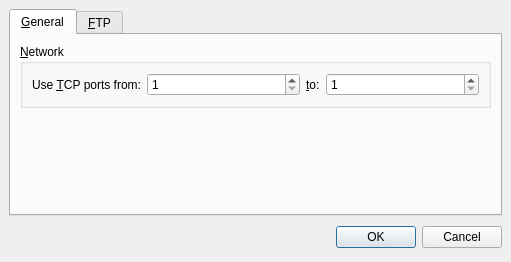
BackupTheBerlios/netek-svn, file trunk/netek_globalsettings.ui: the form before one commit.
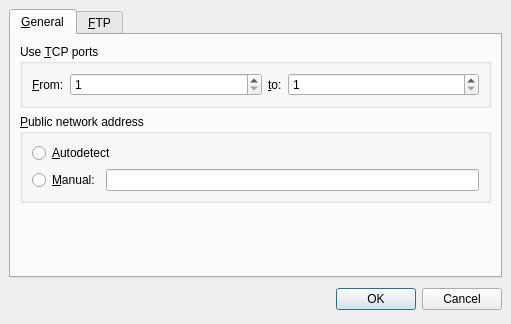
The form after the commit.

Commit message: public address detection, cleanup

What changed in the file:
```diff
--- a/trunk/netek_globalsettings.ui
+++ b/trunk/netek_globalsettings.ui
@@ -9,7 +9,7 @@
     <x>0</x>
     <y>0</y>
     <width>511</width>
-    <height>262</height>
+    <height>324</height>
    </rect>
   </property>
   <property name="windowTitle" >
@@ -38,7 +38,7 @@
        <item>
         <widget class="QGroupBox" name="groupBox" >
          <property name="title" >
-          <string>&amp;Network</string>
+          <string>Use &amp;TCP ports</string>
          </property>
          <layout class="QVBoxLayout" >
           <property name="margin" >
@@ -58,7 +58,7 @@
             <item>
              <widget class="QLabel" name="label_2" >
               <property name="text" >
-               <string>Use &amp;TCP ports from:</string>
+               <string>&amp;From:</string>
               </property>
               <property name="buddy" >
                <cstring>tcpFrom</cstring>
@@ -124,6 +124,48 @@
          </layout>
         </widget>
        </item>
+       <item>
+        <widget class="QGroupBox" name="groupBox_3" >
+         <property name="title" >
+          <string>&amp;Public network address</string>
+         </property>
+         <layout class="QVBoxLayout" >
+          <property name="margin" >
+           <number>9</number>
+          </property>
+          <property name="spacing" >
+           <number>6</number>
+          </property>
+          <item>
+           <widget class="QRadioButton" name="paAutodetect" >
+            <property name="text" >
+             <string>&amp;Autodetect</string>
+            </property>
+           </widget>
+          </item>
+          <item>
+           <layout class="QHBoxLayout" >
+            <property name="margin" >
+             <number>0</number>
+            </property>
+            <property name="spacing" >
+             <number>6</number>
+            </property>
+            <item>
+             <widget class="QRadioButton" name="paManual" >
+              <property name="text" >
+               <string>&amp;Manual:</string>
+              </property>
+             </widget>
+            </item>
+            <item>
+             <widget class="QLineEdit" name="publicAddress" />
+            </item>
+           </layout>
+          </item>
+         </layout>
+        </widget>
+       </item>
        <item>
         <spacer>
          <property name="orientation" >
```
Left out of the diff: 11 changed lines with no effect on the pictures. The commit also changes 12 other files.
